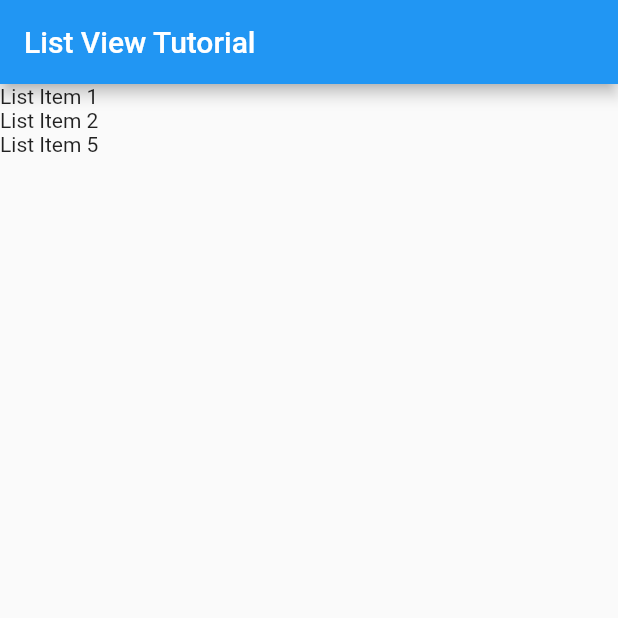
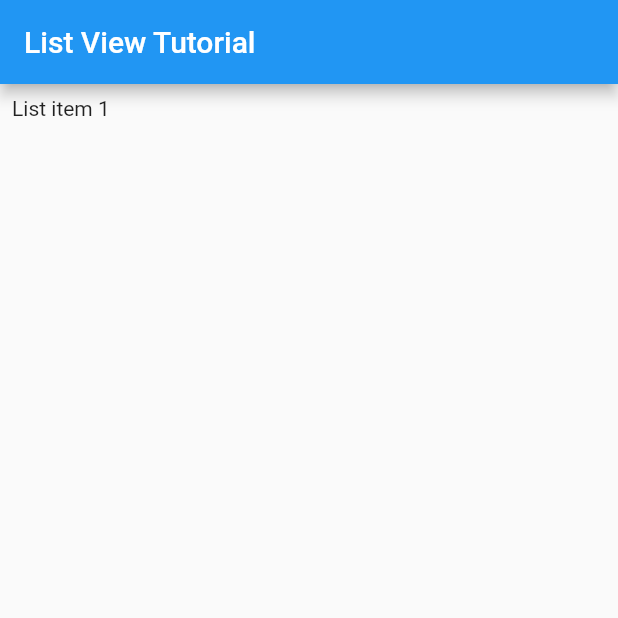
Before and after one commit to RustambekSafarov/listview_tutorial, a Flutter app: the screen it shows after launch, on a phone screen of 412 x 824 dp, the top half of it. Run offline on Flutter 3.47's test engine with Material 2 defaults, Android fonts, the phone set to English and light mode, and no system bars.

Commit message:
add container to item

```diff
--- a/lib/screen/listview_page.dart
+++ b/lib/screen/listview_page.dart
@@ -5,9 +5,10 @@ class listview_page extends StatelessWidget {
     Key? key,
   }) : super(key: key);
   List<Widget> list = [
-    Text('List Item 1'),
-    Text('List Item 2'),
-    Text('List Item 5'),
+    Container(
+      padding: EdgeInsets.all(8),
+      child: Text('List item 1'),
+    )
   ];
   @override
   Widget build(BuildContext context) {
```
